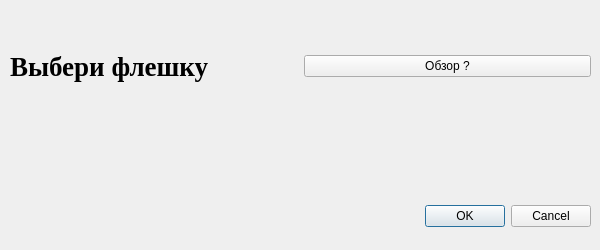
Before: the Qt Designer form dialogsetpathtosave.ui in geodryaev/terminalv2, drawn with Qt 5.
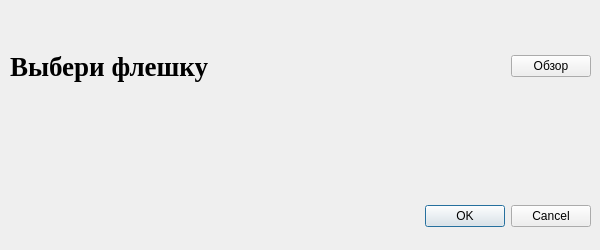
After: the same form once the commit is applied.

Patch:
```diff
--- a/dialogsetpathtosave.ui
+++ b/dialogsetpathtosave.ui
@@ -29,7 +29,7 @@
     <set>QDialogButtonBox::Cancel|QDialogButtonBox::Ok</set>
    </property>
   </widget>
-  <widget class="QWidget" name="">
+  <widget class="QWidget" name="layoutWidget">
    <property name="geometry">
     <rect>
      <x>10</x>
@@ -45,7 +45,6 @@
        <font>
         <family>Times New Roman</family>
         <pointsize>20</pointsize>
-        <weight>75</weight>
         <bold>true</bold>
        </font>
       </property>
@@ -54,10 +53,23 @@
       </property>
      </widget>
     </item>
+    <item>
+     <spacer name="horizontalSpacer">
+      <property name="orientation">
+       <enum>Qt::Horizontal</enum>
+      </property>
+      <property name="sizeHint" stdset="0">
+       <size>
+        <width>40</width>
+        <height>20</height>
+       </size>
+      </property>
+     </spacer>
+    </item>
     <item>
      <widget class="QPushButton" name="pushButton">
       <property name="text">
-       <string>Обзор ?</string>
+       <string>Обзор</string>
       </property>
      </widget>
     </item>
```
